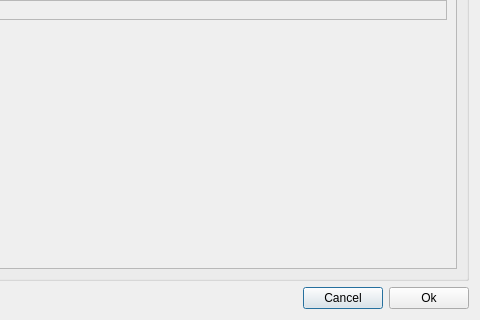
Before: the Qt Designer form autoscoper/src/ui/ui-files/NewTrialDialog.ui in BrownBiomechanics/Autoscoper, drawn with Qt 5; both pictures show x 170 to 650 and y 430 to 750 of the 650 by 750 pixel window.
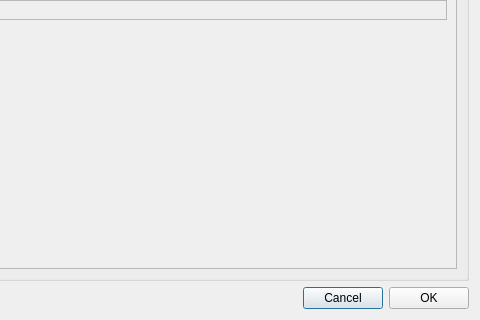
After: the same form once the commit is applied.

Commit message:
ENH: Update NewTrialDialog UI file to use "OK" instead of "Ok"
The UI component is now consistent with the remaining of the application

$ ack "\>OK"
autoscoper/src/ui/ui-files/NewTrialDialog.ui
27:      <string>OK</string>

autoscoper/src/ui/ui-files/TrackingOptionsDialog.ui
65:        <string>OK</string>

autoscoper/src/ui/ui-files/ImportExportTrackingOptionsDialog.ui
418:      <string>OK</string>

autoscoper/src/ui/ui-files/OpenCLPlatformSelectDialog.ui
45:        <string>OK</string>

```diff
--- a/autoscoper/src/ui/ui-files/NewTrialDialog.ui
+++ b/autoscoper/src/ui/ui-files/NewTrialDialog.ui
@@ -24,7 +24,7 @@
    <item row="2" column="2">
     <widget class="QPushButton" name="pushButton_OK">
      <property name="text">
-      <string>Ok</string>
+      <string>OK</string>
      </property>
     </widget>
    </item>
```
